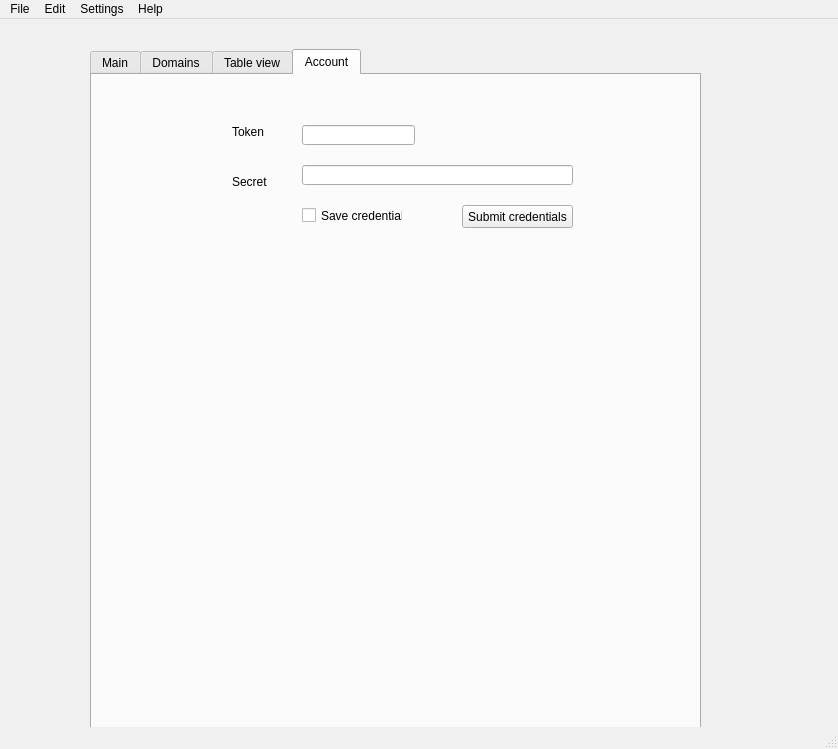
tatanka22/DNS-Manager, file ip-check.ui: the form before one commit.
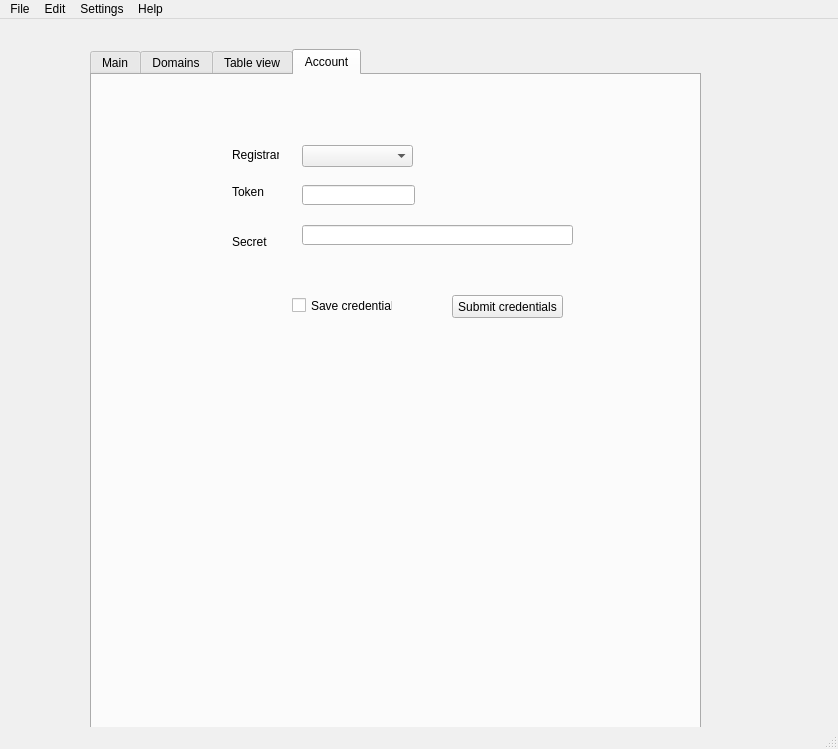
The form after the commit. The open tabs and pages were chosen to show the change. Icons and pictures are not drawn.

The edit to the form file:
```diff
--- a/ip-check.ui
+++ b/ip-check.ui
@@ -610,7 +610,7 @@
       <property name="geometry">
        <rect>
         <x>210</x>
-        <y>50</y>
+        <y>110</y>
         <width>113</width>
         <height>20</height>
        </rect>
@@ -620,7 +620,7 @@
       <property name="geometry">
        <rect>
         <x>210</x>
-        <y>90</y>
+        <y>150</y>
         <width>271</width>
         <height>20</height>
        </rect>
@@ -630,7 +630,7 @@
       <property name="geometry">
        <rect>
         <x>140</x>
-        <y>50</y>
+        <y>110</y>
         <width>47</width>
         <height>13</height>
        </rect>
@@ -643,7 +643,7 @@
       <property name="geometry">
        <rect>
         <x>140</x>
-        <y>100</y>
+        <y>160</y>
         <width>47</width>
         <height>13</height>
        </rect>
@@ -655,8 +655,8 @@
      <widget class="QPushButton" name="pushButton">
       <property name="geometry">
        <rect>
-        <x>370</x>
-        <y>130</y>
+        <x>360</x>
+        <y>220</y>
         <width>111</width>
         <height>23</height>
        </rect>
@@ -668,8 +668,8 @@
      <widget class="QCheckBox" name="checkBox">
       <property name="geometry">
        <rect>
-        <x>210</x>
-        <y>130</y>
+        <x>200</x>
+        <y>220</y>
         <width>101</width>
         <height>21</height>
        </rect>
@@ -678,6 +678,29 @@
        <string>Save credentials</string>
       </property>
      </widget>
+     <widget class="QComboBox" name="RegistrarInput">
+      <property name="geometry">
+       <rect>
+        <x>210</x>
+        <y>70</y>
+        <width>111</width>
+        <height>22</height>
+       </rect>
+      </property>
+     </widget>
+     <widget class="QLabel" name="lbl_Registrar">
+      <property name="geometry">
+       <rect>
+        <x>140</x>
+        <y>70</y>
+        <width>47</width>
+        <height>20</height>
+       </rect>
+      </property>
+      <property name="text">
+       <string>Registrar</string>
+      </property>
+     </widget>
     </widget>
    </widget>
   </widget>
```
Left out of the diff: 10 changed lines with no effect on the pictures.
